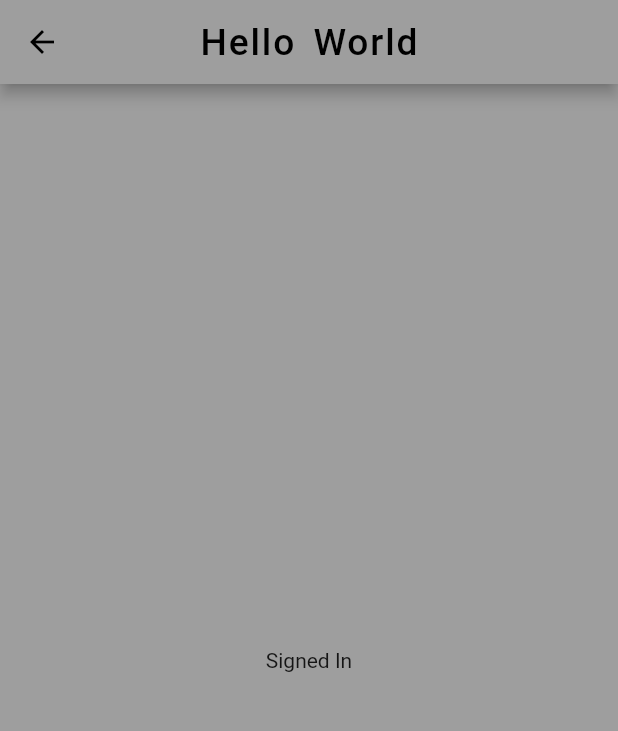
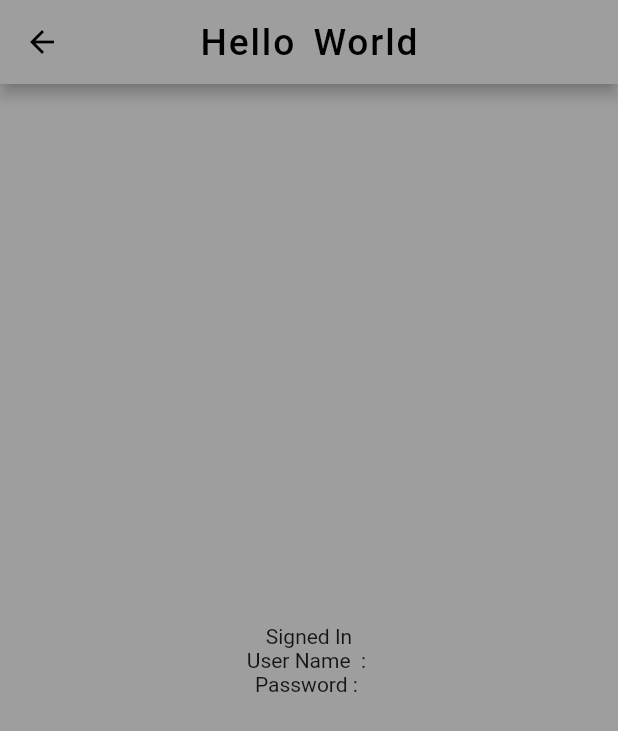
Before and after one commit to benfurkanaslan/first_flutter_app, a Flutter app: the screen it shows after launch, after a tap on "Sign In", on a phone screen of 412 x 824 dp. Shown: the top 731 px of the screen. Run offline on Flutter 3.47's test engine with Material 2 defaults, Android fonts, the phone set to English and light mode, and no system bars.

Commit message:
working on

```diff
--- a/lib/SignIn/SignedIn.dart
+++ b/lib/SignIn/SignedIn.dart
@@ -4,8 +4,10 @@ import 'package:flutter/material.dart';
 class SignedIn extends StatefulWidget {
   num screenWidth;
   num screenHeight;
+  String userName;
+  String password;
 
-  SignedIn(this.screenWidth, this.screenHeight);
+  SignedIn(this.screenWidth, this.screenHeight, this.userName, this.password);
 
   @override
   _SignedInState createState() => _SignedInState();
@@ -42,7 +44,11 @@ class _SignedInState extends State<SignedIn> {
       body: Center(
         child: Column(
           mainAxisAlignment: MainAxisAlignment.center,
-          children: [Text("Signed In")],
+          children: [
+            Text("Signed In"),
+            Text("User Name  : ${widget.userName}"),
+            Text("Password : ${widget.password}"),
+          ],
         ),
       ),
     );
--- a/lib/main.dart
+++ b/lib/main.dart
@@ -37,6 +37,11 @@ class _MyHomePageState extends State<MyHomePage> {
     ]);
   }
 
+  var userNameController = TextEditingController();
+  var passwordController = TextEditingController();
+  String userName;
+  String password;
+
   @override
   Widget build(BuildContext context) {
     var screenInfo = MediaQuery.of(context);
@@ -64,6 +69,7 @@ class _MyHomePageState extends State<MyHomePage> {
             SizedBox(
               width: screenWidth * 0.7,
               child: TextField(
+                controller: userNameController,
                 decoration: InputDecoration(
                   icon: Icon(Icons.account_circle),
                   labelText: "User Name",
@@ -77,6 +83,7 @@ class _MyHomePageState extends State<MyHomePage> {
             SizedBox(
               width: screenWidth * 0.7,
               child: TextField(
+                controller: passwordController,
                 obscureText: true,
                 enableSuggestions: false,
                 autocorrect: false,
@@ -106,10 +113,12 @@ class _MyHomePageState extends State<MyHomePage> {
                     Navigator.push(
                       context,
                       MaterialPageRoute(
-                        builder: (context) =>
-                            SignedIn(screenWidth, screenHeight),
+                        builder: (context) => SignedIn(
+                            screenWidth, screenHeight, userName, password),
                       ),
                     );
+                    userName = userNameController.text;
+                    password = passwordController.text;
                   },
                   child: Text(
                     "Sign In",
```
